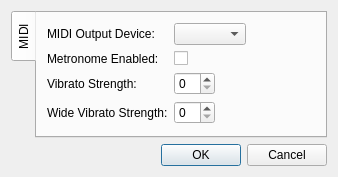
Qt form source/dialogs/preferencesdialog.ui (powertab/powertabeditor) before a commit.
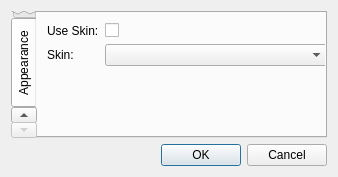
The same form after that commit. The open tabs and pages were chosen to show the change.

Commit message: Added preferences pane for selecting skins, including the option to use the native appearance (no skin).

The edit to the form file:
```diff
--- a/source/dialogs/preferencesdialog.ui
+++ b/source/dialogs/preferencesdialog.ui
@@ -85,6 +85,43 @@
        </layout>
       </widget>
      </widget>
+     <widget class="QWidget" name="appearanceTab">
+      <attribute name="title">
+       <string>Appearance</string>
+      </attribute>
+      <widget class="QWidget" name="formLayoutWidget_2">
+       <property name="geometry">
+        <rect>
+         <x>10</x>
+         <y>10</y>
+         <width>281</width>
+         <height>111</height>
+        </rect>
+       </property>
+       <layout class="QFormLayout" name="formLayout_2">
+        <item row="0" column="0">
+         <widget class="QLabel" name="useSkinLabel">
+          <property name="text">
+           <string>Use Skin:</string>
+          </property>
+         </widget>
+        </item>
+        <item row="0" column="1">
+         <widget class="QCheckBox" name="useSkinCheckBox"/>
+        </item>
+        <item row="1" column="0">
+         <widget class="QLabel" name="skinLabel">
+          <property name="text">
+           <string>Skin:</string>
+          </property>
+         </widget>
+        </item>
+        <item row="1" column="1">
+         <widget class="QComboBox" name="skinComboBox"/>
+        </item>
+       </layout>
+      </widget>
+     </widget>
     </widget>
    </item>
    <item>
```
The commit also changes 7 other files.
